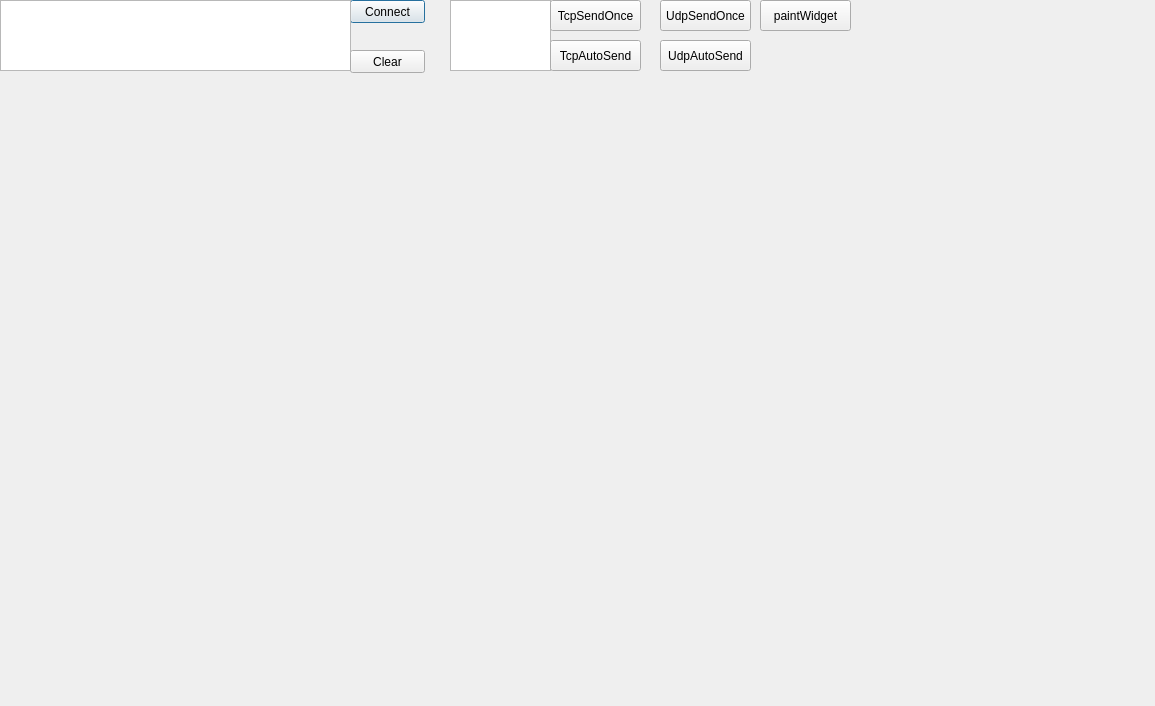
The window that networkmaster.ui (ett-baibai/mster) describes before a commit, drawn with Qt 5.
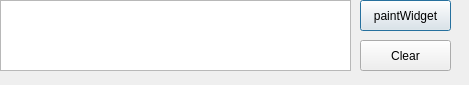
The same window after the commit.

Diff of the .ui file:
```diff
--- a/networkmaster.ui
+++ b/networkmaster.ui
@@ -6,49 +6,13 @@
    <rect>
     <x>0</x>
     <y>0</y>
-    <width>1155</width>
-    <height>706</height>
+    <width>469</width>
+    <height>85</height>
    </rect>
   </property>
   <property name="windowTitle">
    <string>networkNaster</string>
   </property>
-  <widget class="QPushButton" name="ConnectBtn">
-   <property name="geometry">
-    <rect>
-     <x>350</x>
-     <y>0</y>
-     <width>75</width>
-     <height>23</height>
-    </rect>
-   </property>
-   <property name="text">
-    <string>Connect</string>
-   </property>
-  </widget>
-  <widget class="QTextEdit" name="SendMsgEdit">
-   <property name="geometry">
-    <rect>
-     <x>450</x>
-     <y>0</y>
-     <width>101</width>
-     <height>71</height>
-    </rect>
-   </property>
-  </widget>
-  <widget class="QPushButton" name="TcpSendOnceBtn">
-   <property name="geometry">
-    <rect>
-     <x>550</x>
-     <y>0</y>
-     <width>91</width>
-     <height>31</height>
-    </rect>
-   </property>
-   <property name="text">
-    <string>TcpSendOnce</string>
-   </property>
-  </widget>
   <widget class="QListWidget" name="MessageList">
    <property name="geometry">
     <rect>
@@ -59,49 +23,10 @@
     </rect>
    </property>
   </widget>
-  <widget class="QPushButton" name="UdpSendOnceBtn">
-   <property name="geometry">
-    <rect>
-     <x>660</x>
-     <y>0</y>
-     <width>91</width>
-     <height>31</height>
-    </rect>
-   </property>
-   <property name="text">
-    <string>UdpSendOnce</string>
-   </property>
-  </widget>
-  <widget class="QPushButton" name="UdpAutoSendBtn">
-   <property name="geometry">
-    <rect>
-     <x>660</x>
-     <y>40</y>
-     <width>91</width>
-     <height>31</height>
-    </rect>
-   </property>
-   <property name="text">
-    <string>UdpAutoSend</string>
-   </property>
-  </widget>
-  <widget class="QPushButton" name="TcpAutoSendBtn">
-   <property name="geometry">
-    <rect>
-     <x>550</x>
-     <y>40</y>
-     <width>91</width>
-     <height>31</height>
-    </rect>
-   </property>
-   <property name="text">
-    <string>TcpAutoSend</string>
-   </property>
-  </widget>
   <widget class="QPushButton" name="paintWidgetBtn">
    <property name="geometry">
     <rect>
-     <x>760</x>
+     <x>360</x>
      <y>0</y>
      <width>91</width>
      <height>31</height>
@@ -114,10 +39,10 @@
   <widget class="QPushButton" name="ClearBtn">
    <property name="geometry">
     <rect>
-     <x>350</x>
-     <y>50</y>
-     <width>75</width>
-     <height>23</height>
+     <x>360</x>
+     <y>40</y>
+     <width>91</width>
+     <height>31</height>
     </rect>
    </property>
    <property name="text">
```
